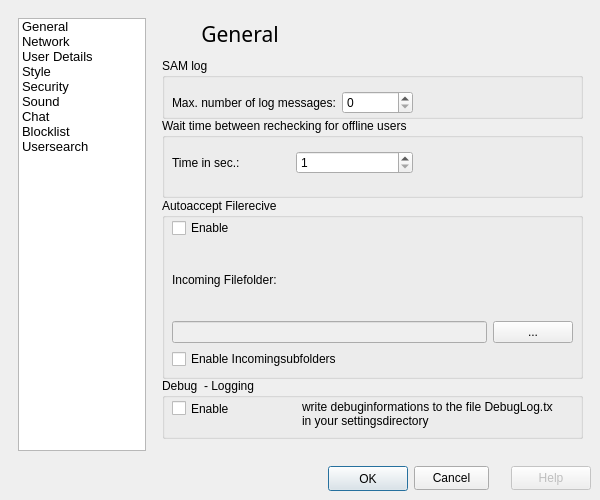
Qt form src/gui/form_settingsgui.ui (nonlin-lin-chaos-order-etc-etal/i2pchat) before a commit.
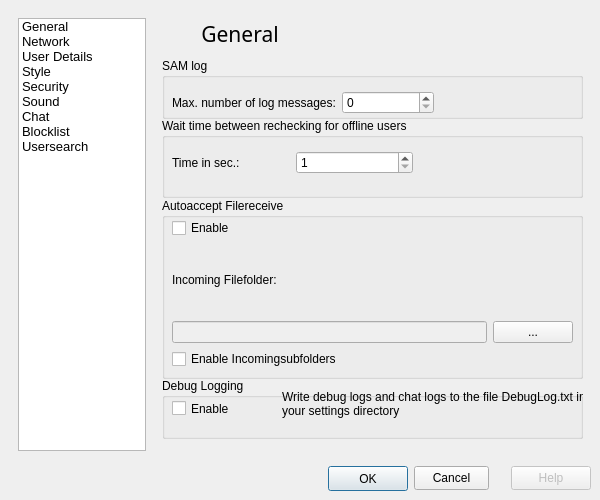
The same form after that commit. Icons and pictures are not drawn.

Commit message: added chat logs debug wording

```diff
--- a/src/gui/form_settingsgui.ui
+++ b/src/gui/form_settingsgui.ui
@@ -434,7 +434,7 @@
           <rect>
            <x>10</x>
            <y>30</y>
-           <width>241</width>
+           <width>262</width>
            <height>29</height>
           </rect>
          </property>
@@ -538,7 +538,7 @@
          </rect>
         </property>
         <property name="title">
-         <string>Autoaccept Filerecive</string>
+         <string>Autoaccept Filereceive</string>
         </property>
         <widget class="QWidget" name="layoutWidget_19">
          <property name="geometry">
@@ -621,7 +621,7 @@
          </rect>
         </property>
         <property name="title">
-         <string>Debug  - Logging</string>
+         <string>Debug Logging</string>
         </property>
         <widget class="QCheckBox" name="checkBox_DebugLog">
          <property name="enabled">
@@ -631,7 +631,7 @@
           <rect>
            <x>10</x>
            <y>20</y>
-           <width>58</width>
+           <width>101</width>
            <height>21</height>
           </rect>
          </property>
@@ -645,15 +645,17 @@
         <widget class="QLabel" name="label_37">
          <property name="geometry">
           <rect>
-           <x>140</x>
-           <y>20</y>
-           <width>251</width>
-           <height>31</height>
+           <x>120</x>
+           <y>0</y>
+           <width>311</width>
+           <height>51</height>
           </rect>
          </property>
          <property name="text">
-          <string>write debuginformations to the file DebugLog.txt
-in your settingsdirectory</string>
+          <string>Write debug logs and chat logs to the file DebugLog.txt in your settings directory</string>
+         </property>
+         <property name="wordWrap">
+          <bool>true</bool>
          </property>
         </widget>
        </widget>
```
Left out of the diff: 4 changed lines with no effect on the pictures.
